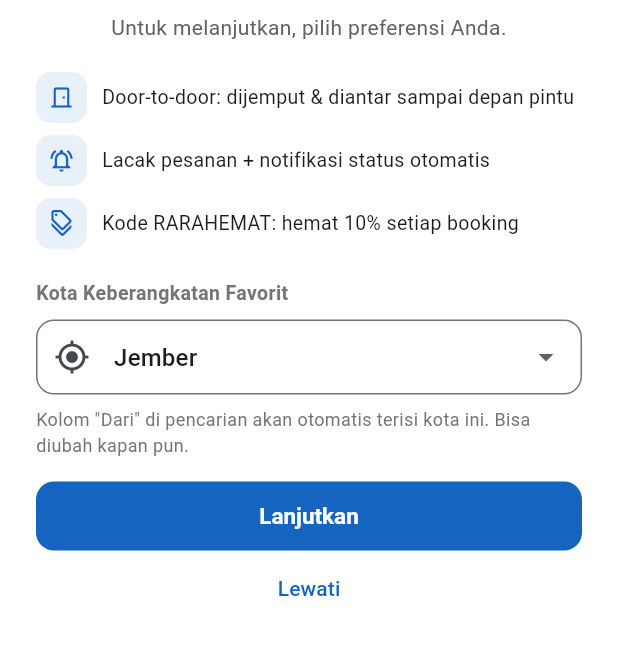
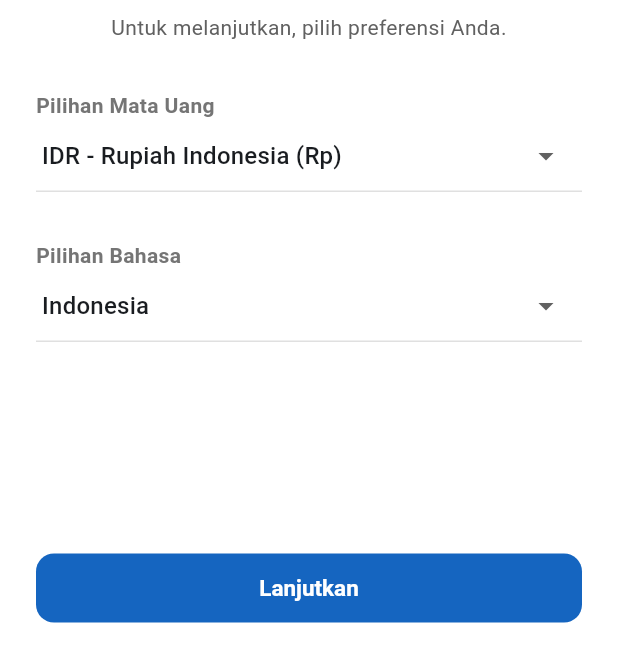
Before and after one commit to njutawan/raratravel-app, a Flutter app: the screen it shows after launch, on a phone screen of 412 x 824 dp, the part 588-1236 px from its top. Run offline on Flutter 3.47's test engine with Material 3 defaults, Android fonts, the phone set to English and light mode, and no system bars; our stand-ins replace cloud_firestore, firebase_auth, firebase_core, firebase_messaging, google_sign_in, shared_preferences and 1 more; missing offline and left inert: firebase_app_check; accounts and stored records are empty.

Commit message:
Onboarding jadi layar preferensi ala Traveloka: mata uang + bahasa
- Judul 'Halo! Selamat datang di Rara Travel & Tour.' + dua dropdown
  (Pilihan Mata Uang: IDR, Pilihan Bahasa: Indonesia) + tombol Lanjutkan
- Pilihan tersimpan via PreferencesService (getMataUang/getBahasa) siap
  untuk dukungan multi-mata-uang/bahasa di masa depan
- Hapus baris manfaat & dropdown kota asal dari layar pertama

Co-authored-by: arena-agent <297053741+arena-agent@users.noreply.github.com>

```diff
--- a/lib/screens/onboarding_screen.dart
+++ b/lib/screens/onboarding_screen.dart
@@ -2,7 +2,6 @@ import 'package:flutter/material.dart';
 import 'notif_primer_screen.dart';
 import '../services/preferences_service.dart';
 import '../theme/app_theme.dart';
-import '../utils/constants.dart';
 
 /// Layar selamat datang saat pertama kali membuka aplikasi
 /// (ala Traveloka): banner + sapaan + preferensi + Lanjutkan.
@@ -15,16 +14,17 @@ class OnboardingScreen extends StatefulWidget {
 }
 
 class _OnboardingScreenState extends State<OnboardingScreen> {
-  String _kotaAsal = 'Jember';
+  String _mataUang = 'IDR';
+  String _bahasa = 'id';
   bool _loading = false;
 
-  Future<void> _lanjut({required bool simpan}) async {
+  Future<void> _lanjut() async {
     setState(() => _loading = true);
-    if (simpan) {
-      await PreferencesService.setOnboardingDone(kotaAsal: _kotaAsal);
-    } else {
-      await PreferencesService.setOnboardingDone();
-    }
+    await PreferencesService.setPreferensiDasar(
+      mataUang: _mataUang,
+      bahasa: _bahasa,
+    );
+    await PreferencesService.setOnboardingDone();
     if (!mounted) return;
     Navigator.of(context).pushReplacement(
       MaterialPageRoute(builder: (_) => const NotifPrimerScreen()),
@@ -102,46 +102,28 @@ class _OnboardingScreenState extends State<OnboardingScreen> {
                   textAlign: TextAlign.center,
                   style: TextStyle(fontSize: 14, color: Colors.grey.shade700),
                 ),
-                const SizedBox(height: 20),
-                const _BenefitRow(
-                  icon: Icons.door_front_door_outlined,
-                  text: 'Door-to-door: dijemput & diantar sampai depan pintu',
+                const SizedBox(height: 32),
+                const _PreferensiLabel(teks: 'Pilihan Mata Uang'),
+                DropdownButtonFormField<String>(
+                  initialValue: _mataUang,
+                  decoration: _dekorasiDropdown(),
+                  items: const [
+                    DropdownMenuItem(
+                      value: 'IDR',
+                      child: Text('IDR - Rupiah Indonesia (Rp)'),
+                    ),
+                  ],
+                  onChanged: (v) => setState(() => _mataUang = v ?? _mataUang),
                 ),
-                const SizedBox(height: 8),
-                const _BenefitRow(
-                  icon: Icons.notifications_active_outlined,
-                  text: 'Lacak pesanan + notifikasi status otomatis',
-                ),
-                const SizedBox(height: 8),
-                const _BenefitRow(
-                  icon: Icons.discount_outlined,
-                  text: 'Kode RARAHEMAT: hemat 10% setiap booking',
-                ),
-                const SizedBox(height: 20),
-                Text(
-                  'Kota Keberangkatan Favorit',
-                  style: TextStyle(
-                    fontSize: 13,
-                    fontWeight: FontWeight.bold,
-                    color: Colors.grey.shade600,
-                  ),
-                ),
-                const SizedBox(height: 8),
+                const SizedBox(height: 32),
+                const _PreferensiLabel(teks: 'Pilihan Bahasa'),
                 DropdownButtonFormField<String>(
-                  initialValue: _kotaAsal,
-                  decoration: const InputDecoration(
-                    prefixIcon: Icon(Icons.my_location),
-                    hintText: 'Pilih kota asal',
-                  ),
-                  items: AppConstants.cities
-                      .map((c) => DropdownMenuItem(value: c, child: Text(c)))
-                      .toList(),
-                  onChanged: (v) => setState(() => _kotaAsal = v ?? _kotaAsal),
-                ),
-                const SizedBox(height: 8),
-                Text(
-                  'Kolom "Dari" di pencarian akan otomatis terisi kota ini. Bisa diubah kapan pun.',
-                  style: TextStyle(fontSize: 12, color: Colors.grey.shade600),
+                  initialValue: _bahasa,
+                  decoration: _dekorasiDropdown(),
+                  items: const [
+                    DropdownMenuItem(value: 'id', child: Text('Indonesia')),
+                  ],
+                  onChanged: (v) => setState(() => _bahasa = v ?? _bahasa),
                 ),
               ],
             ),
@@ -156,7 +138,7 @@ class _OnboardingScreenState extends State<OnboardingScreen> {
                   SizedBox(
                     width: double.infinity,
                     child: FilledButton(
-                      onPressed: _loading ? null : () => _lanjut(simpan: true),
+                      onPressed: _loading ? null : _lanjut,
                       child: _loading
                           ? const SizedBox(
                               height: 20,
@@ -168,10 +150,6 @@ class _OnboardingScreenState extends State<OnboardingScreen> {
                             )
                           : const Text('Lanjutkan'),
                     ),
-                  ),
-                  TextButton(
-                    onPressed: _loading ? null : () => _lanjut(simpan: false),
-                    child: const Text('Lewati'),
                   ),
                 ],
               ),
@@ -203,27 +181,31 @@ class _CurveClipper extends CustomClipper<Path> {
   bool shouldReclip(covariant CustomClipper<Path> oldClipper) => false;
 }
 
-/// Baris manfaat onboarding (ikon + teks).
-class _BenefitRow extends StatelessWidget {
-  final IconData icon;
-  final String text;
-  const _BenefitRow({required this.icon, required this.text});
+/// Label kecil abu-abu di atas dropdown preferensi (gaya Traveloka).
+class _PreferensiLabel extends StatelessWidget {
+  final String teks;
+  const _PreferensiLabel({required this.teks});
 
   @override
   Widget build(BuildContext context) {
-    return Row(
-      children: [
-        Container(
-          padding: const EdgeInsets.all(8),
-          decoration: BoxDecoration(
-            color: AppTheme.primary.withValues(alpha: 0.1),
-            borderRadius: BorderRadius.circular(10),
-          ),
-          child: Icon(icon, size: 18, color: AppTheme.primary),
-        ),
-        const SizedBox(width: 10),
-        Expanded(child: Text(text, style: const TextStyle(fontSize: 13))),
-      ],
+    return Text(
+      teks,
+      style: TextStyle(
+        fontSize: 14,
+        fontWeight: FontWeight.bold,
+        color: Colors.grey.shade600,
+      ),
     );
   }
 }
+
+/// Dropdown garis bawah tipis (tanpa kotak), seperti layar preferensi.
+InputDecoration _dekorasiDropdown() => InputDecoration(
+      contentPadding: const EdgeInsets.symmetric(vertical: 12),
+      enabledBorder: UnderlineInputBorder(
+        borderSide: BorderSide(color: Colors.grey.shade300),
+      ),
+      focusedBorder: const UnderlineInputBorder(
+        borderSide: BorderSide(color: AppTheme.primary, width: 2),
+      ),
+    );
--- a/lib/services/preferences_service.dart
+++ b/lib/services/preferences_service.dart
@@ -22,6 +22,32 @@ class PreferencesService {
   static Future<String?> getKotaAsal() async {
     final prefs = await SharedPreferences.getInstance();
     return prefs.getString(_kotaKey);
+  }
+
+  // --- Preferensi dasar layar selamat datang (mata uang & bahasa) ---
+  static const _mataUangKey = 'rara_mata_uang_v1';
+  static const _bahasaKey = 'rara_bahasa_v1';
+
+  /// Simpan pilihan dari layar selamat datang.
+  static Future<void> setPreferensiDasar({
+    required String mataUang,
+    required String bahasa,
+  }) async {
+    final prefs = await SharedPreferences.getInstance();
+    await prefs.setString(_mataUangKey, mataUang);
+    await prefs.setString(_bahasaKey, bahasa);
+  }
+
+  /// Mata uang terpilih (saat ini selalu IDR; siap multi-mata-uang nanti).
+  static Future<String> getMataUang() async {
+    final prefs = await SharedPreferences.getInstance();
+    return prefs.getString(_mataUangKey) ?? 'IDR';
+  }
+
+  /// Bahasa terpilih (saat ini selalu Indonesia).
+  static Future<String> getBahasa() async {
+    final prefs = await SharedPreferences.getInstance();
+    return prefs.getString(_bahasaKey) ?? 'id';
   }
 
   // --- Primer notifikasi ---
```
